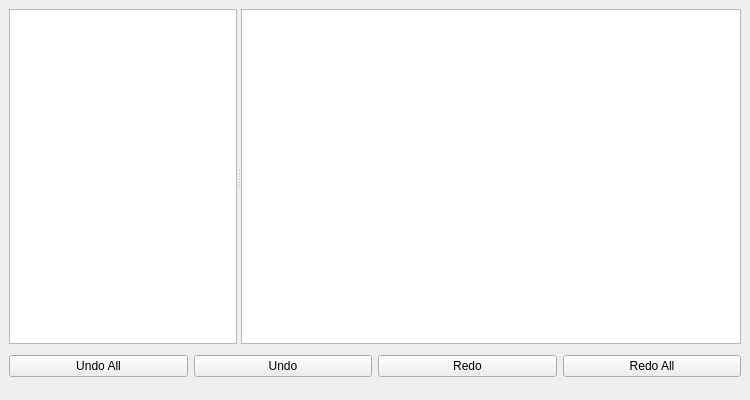
This is src/Interface/Application/ProvenanceWindow.ui in SCIInstitute/SCIRun as Qt 5 draws it before an edit. The edited form follows.
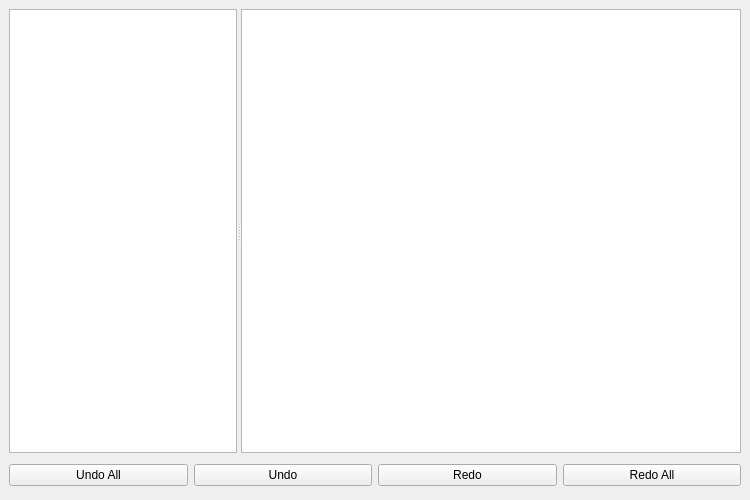
This is the edited form.

Commit message: Adjust minimum size

Patch:
```diff
--- a/src/Interface/Application/ProvenanceWindow.ui
+++ b/src/Interface/Application/ProvenanceWindow.ui
@@ -7,13 +7,13 @@
     <x>0</x>
     <y>0</y>
     <width>750</width>
-    <height>400</height>
+    <height>500</height>
    </rect>
   </property>
   <property name="minimumSize">
    <size>
     <width>555</width>
-    <height>400</height>
+    <height>450</height>
    </size>
   </property>
   <property name="windowTitle">
@@ -79,31 +79,17 @@
       <property name="bottomMargin">
        <number>5</number>
       </property>
-      <item row="0" column="0">
-       <widget class="QPushButton" name="undoAllButton_">
-        <property name="enabled">
-         <bool>true</bool>
-        </property>
-        <property name="text">
-         <string>Undo All</string>
-        </property>
-       </widget>
-      </item>
-      <item row="0" column="1">
-       <widget class="QPushButton" name="undoButton_">
-        <property name="enabled">
-         <bool>true</bool>
-        </property>
-        <property name="text">
-         <string>Undo</string>
-        </property>
-       </widget>
-      </item>
       <item row="0" column="2">
        <widget class="QPushButton" name="redoButton_">
         <property name="enabled">
          <bool>true</bool>
         </property>
+        <property name="minimumSize">
+         <size>
+          <width>0</width>
+          <height>20</height>
+         </size>
+        </property>
         <property name="text">
          <string>Redo</string>
         </property>
@@ -114,29 +100,51 @@
         <property name="enabled">
          <bool>true</bool>
         </property>
+        <property name="minimumSize">
+         <size>
+          <width>0</width>
+          <height>20</height>
+         </size>
+        </property>
         <property name="text">
          <string>Redo All</string>
         </property>
        </widget>
       </item>
+      <item row="0" column="1">
+       <widget class="QPushButton" name="undoButton_">
+        <property name="enabled">
+         <bool>true</bool>
+        </property>
+        <property name="minimumSize">
+         <size>
+          <width>0</width>
+          <height>20</height>
+         </size>
+        </property>
+        <property name="text">
+         <string>Undo</string>
+        </property>
+       </widget>
+      </item>
+      <item row="0" column="0">
+       <widget class="QPushButton" name="undoAllButton_">
+        <property name="enabled">
+         <bool>true</bool>
+        </property>
+        <property name="minimumSize">
+         <size>
+          <width>0</width>
+          <height>20</height>
+         </size>
+        </property>
+        <property name="text">
+         <string>Undo All</string>
+        </property>
+       </widget>
+      </item>
      </layout>
     </item>
-    <item row="2" column="0">
-     <spacer name="verticalSpacer">
-      <property name="orientation">
-       <enum>Qt::Vertical</enum>
-      </property>
-      <property name="sizeType">
-       <enum>QSizePolicy::Fixed</enum>
-      </property>
-      <property name="sizeHint" stdset="0">
-       <size>
-        <width>20</width>
-        <height>9</height>
-       </size>
-      </property>
-     </spacer>
-    </item>
    </layout>
   </widget>
  </widget>
```
